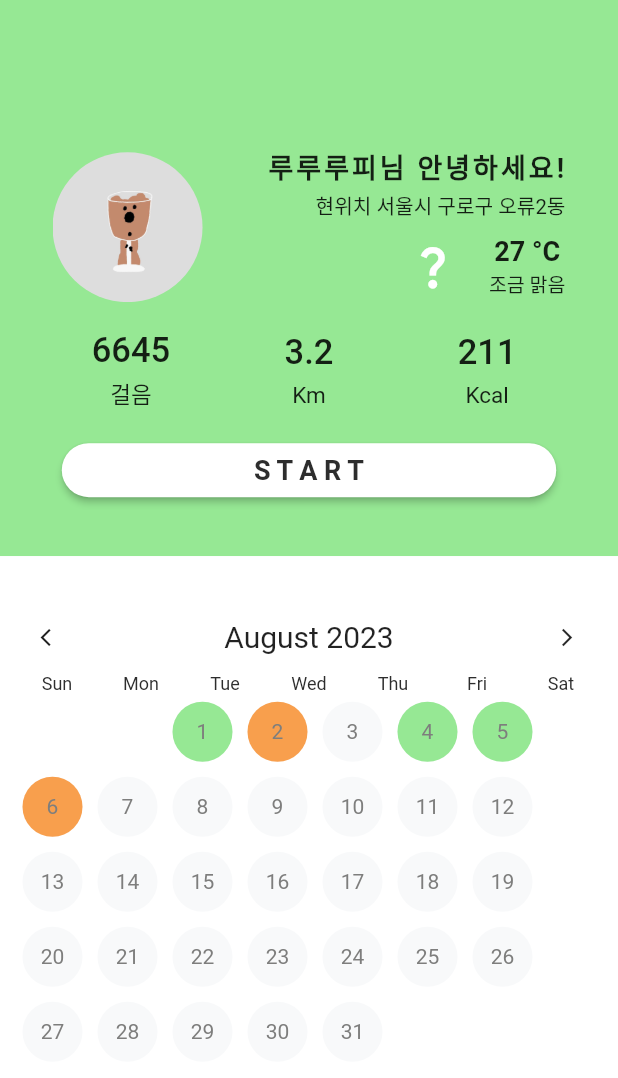
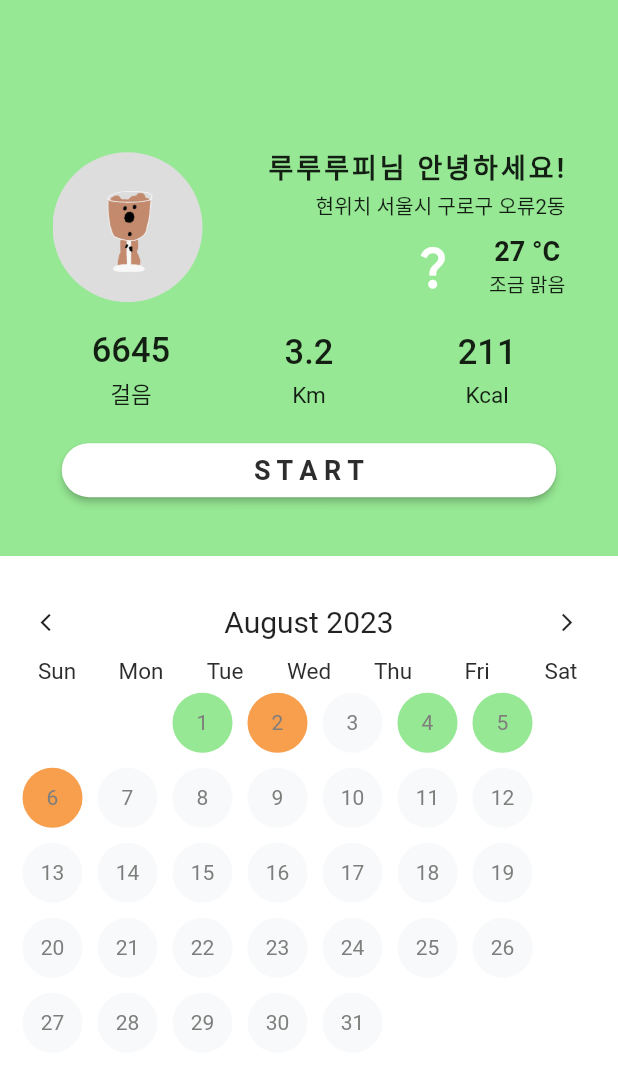
Before and after one commit to Maple-2023/FE, a Flutter app: the screen it shows after launch, on a phone screen of 412 x 824 dp. Shown: the top 1078 px of the screen. Run offline on Flutter 3.47's test engine with Material 2 defaults, Android fonts, the phone set to English and light mode, and no system bars; our stand-ins replace flutter_animation_progress_bar, flutter_heatmap_calendar.

Commit message:
FIX : home - calander 패키지 수정

```diff
--- a/lib/screens/home/home.dart
+++ b/lib/screens/home/home.dart
@@ -82,7 +82,9 @@ class Home extends StatelessWidget {
                   SizedBox(
                     width: deviceWidth * 0.8,
                     child: ElevatedButton(
-                        onPressed: () {},
+                        onPressed: () {
+                          Navigator.pushNamed(context, "/walking");
+                        },
                         style: ElevatedButton.styleFrom(
                             backgroundColor: Colors.white,
                             shape: RoundedRectangleBorder(
@@ -101,7 +103,7 @@ class Home extends StatelessWidget {
             Container(
               width: deviceWidth,
               height: deviceHeight * 0.55,
-              padding: const EdgeInsets.only(top: 30, left: 10, right: 10),
+              padding: const EdgeInsets.only(top: 20, left: 10, right: 10),
               color: Colors.white,
               child: HeatMapCalendar(
                 datasets: record,
@@ -110,7 +112,7 @@ class Home extends StatelessWidget {
                 margin: const EdgeInsets.all(5),
                 showColorTip: false,
                 monthFontSize: 20,
-                weekFontSize: 12,
+                weekFontSize: 15,
                 weekTextColor: black,
                 textColor: gray,
                 colorMode: ColorMode.color,
--- a/pubspec.yaml
+++ b/pubspec.yaml
@@ -31,7 +31,9 @@ dependencies:
   flutter:
     sdk: flutter
   flutter_animation_progress_bar: ^2.3.1
-  flutter_heatmap_calendar: ^1.0.5
+  flutter_heatmap_calendar:
+    git:
+      url: https://github.com/yundabin0608/mamap_calendar.git
 
 
   # The following adds the Cupertino Icons font to your application.
@@ -41,6 +43,7 @@ dependencies:
 dev_dependencies:
   flutter_test:
     sdk: flutter
+
 
 
   # The "flutter_lints" package below contains a set of recommended lints to
```
Also changed, not shown: pubspec.lock.
